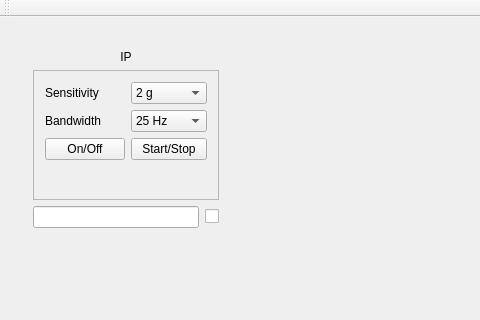
This is Hitme.ui/forms/hitmemainwindow.ui in Schumbi/HitMe as Qt 5 draws it before an edit; both pictures show x 0 to 480 and y 0 to 320 of the 940 by 566 pixel window. The edited form follows.
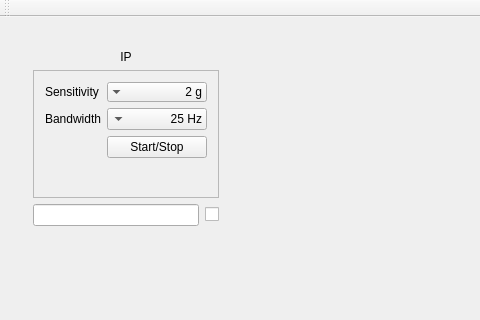
This is the edited form.

```diff
--- a/Hitme.ui/forms/hitmemainwindow.ui
+++ b/Hitme.ui/forms/hitmemainwindow.ui
@@ -82,6 +82,15 @@
              </item>
              <item row="0" column="1">
               <widget class="QComboBox" name="comboBox_sensitivity">
+               <property name="layoutDirection">
+                <enum>Qt::RightToLeft</enum>
+               </property>
+               <property name="autoFillBackground">
+                <bool>true</bool>
+               </property>
+               <property name="frame">
+                <bool>false</bool>
+               </property>
                <item>
                 <property name="text">
                  <string>2 g</string>
@@ -108,6 +117,12 @@
              </item>
              <item row="1" column="1">
               <widget class="QComboBox" name="comboBox_bandwidth">
+               <property name="layoutDirection">
+                <enum>Qt::RightToLeft</enum>
+               </property>
+               <property name="autoFillBackground">
+                <bool>true</bool>
+               </property>
                <item>
                 <property name="text">
                  <string comment="23">25 Hz</string>
@@ -130,13 +145,6 @@
                </item>
               </widget>
              </item>
-             <item row="2" column="0">
-              <widget class="QPushButton" name="pushButton_onoff">
-               <property name="text">
-                <string>On/Off</string>
-               </property>
-              </widget>
-             </item>
              <item row="2" column="1">
               <widget class="QPushButton" name="pushButton_startstop">
                <property name="text">
```
